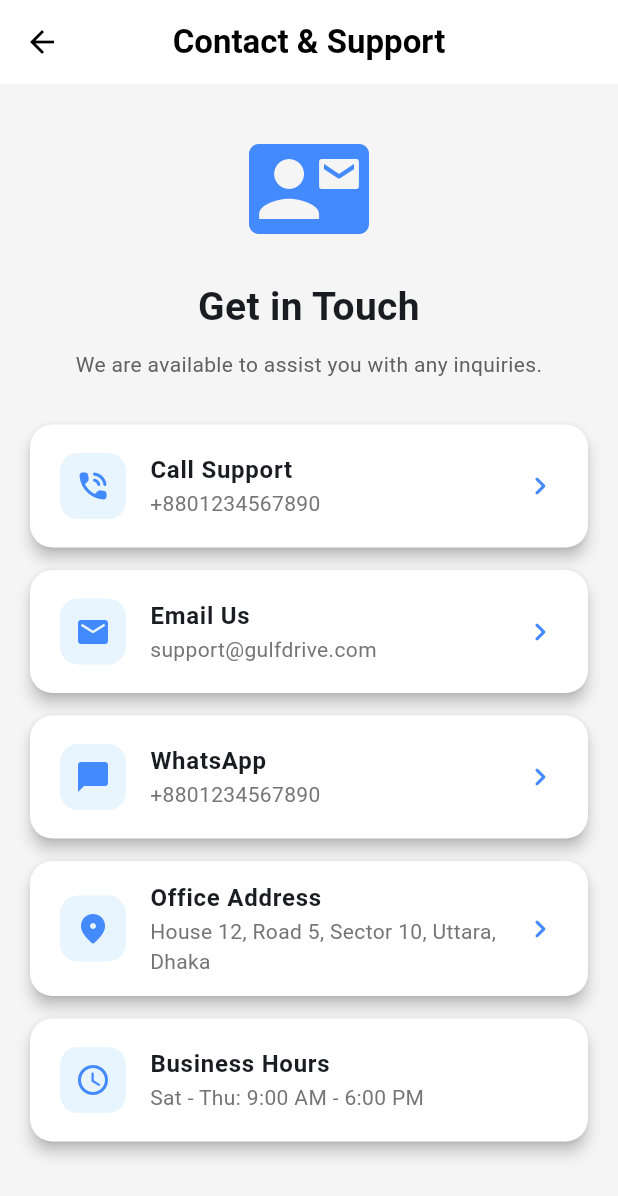
After one commit to HASANALBANNA2024/gulfdrive, a Flutter app: the ContactUsPage screen opened directly, on a phone screen of 412 x 824 dp. The commit adds this screen. Shown: the top 1196 px of the screen. Run offline on Flutter 3.47's test engine with Material 3 defaults, Android fonts, the phone set to English and light mode, and no system bars; our stand-ins replace supabase_flutter; accounts and stored records are empty.

Commit message:
Contact & Support Page Screen ui done

```diff
--- a/lib/widgets/app_menu.dart
+++ b/lib/widgets/app_menu.dart
@@ -1,4 +1,5 @@
 import 'package:flutter/material.dart';
+import 'package:gulfdrive/widgets/contact_us_page.dart';
 import 'package:gulfdrive/widgets/terms_conditions_page.dart';
 
 import '../abouts/about_screen.dart';
@@ -62,8 +63,12 @@ class AppMenu extends StatelessWidget {
           ],
         ),
         _buildListTile(context, "Pricing", Icons.price_change, () {}),
-        _buildListTile(context, "Support", Icons.support_agent, () {}),
-        _buildListTile(context, "Contact", Icons.contact_mail, () {}),
+        // _buildListTile(context, "Support", Icons.support_agent, () {}),
+        _buildListTile(context, "Contact", Icons.contact_mail, () {
+          Navigator.of(context, rootNavigator: true).push(
+            MaterialPageRoute(builder: (context) => const ContactUsPage()),
+          );
+        }),
         _buildListTile(context, "FAQ", Icons.question_answer, () {}),
         ValueListenableBuilder<ThemeMode>(
           valueListenable: themeNotifier,
--- /dev/null
+++ b/lib/widgets/contact_us_page.dart
@@ -0,0 +1,142 @@
+import 'package:flutter/material.dart';
+import 'package:url_launcher/url_launcher.dart';
+
+class ContactUsPage extends StatelessWidget {
+  const ContactUsPage({super.key});
+
+  Future<void> _launchUrl(String url) async {
+    final Uri uri = Uri.parse(url);
+    if (!await launchUrl(uri, mode: LaunchMode.externalApplication)) {
+      throw 'Could not launch $url';
+    }
+  }
+
+  @override
+  Widget build(BuildContext context) {
+    final isDarkMode = Theme.of(context).brightness == Brightness.dark;
+
+    return Scaffold(
+      appBar: AppBar(
+        title: const Text(
+          "Contact & Support",
+          style: TextStyle(fontWeight: FontWeight.bold),
+        ),
+        centerTitle: true,
+      ),
+      body: Center(
+        child: ConstrainedBox(
+          constraints: const BoxConstraints(maxWidth: 600),
+          child: ListView(
+            padding: const EdgeInsets.all(20),
+            children: [
+              const SizedBox(height: 10),
+
+              /// Icon Card
+              Icon(
+                Icons.contact_mail_rounded,
+                size: 80,
+                color: Colors.blueAccent,
+              ),
+              const SizedBox(height: 20),
+
+              const Text(
+                "Get in Touch",
+                textAlign: TextAlign.center,
+                style: TextStyle(fontSize: 26, fontWeight: FontWeight.bold),
+              ),
+              const SizedBox(height: 10),
+              Text(
+                "We are available to assist you with any inquiries.",
+                textAlign: TextAlign.center,
+                style: TextStyle(
+                  color: isDarkMode ? Colors.grey[400] : Colors.grey[700],
+                ),
+              ),
+              const SizedBox(height: 30),
+
+              /// Icon Card
+              _buildContactCard(
+                Icons.phone_in_talk_rounded,
+                "Call Support",
+                "+8801234567890",
+                () => _launchUrl("tel:+8801234567890"),
+                isDarkMode,
+              ),
+              _buildContactCard(
+                Icons.email_rounded,
+                "Email Us",
+                "support@gulfdrive.com",
+                () => _launchUrl("mailto:support@gulfdrive.com"),
+                isDarkMode,
+              ),
+              _buildContactCard(
+                Icons.chat_bubble_rounded,
+                "WhatsApp",
+                "+8801234567890",
+                () => _launchUrl("https://wa.me/8801234567890"),
+                isDarkMode,
+              ),
+              _buildContactCard(
+                Icons.place_rounded,
+                "Office Address",
+                "House 12, Road 5, Sector 10, Uttara, Dhaka",
+                () => _launchUrl(
+                  "https://www.google.com/maps/search/?api=1&query=Uttara+Sector+10+Dhaka",
+                ),
+                isDarkMode,
+              ),
+              _buildContactCard(
+                Icons.schedule_rounded,
+                "Business Hours",
+                "Sat - Thu: 9:00 AM - 6:00 PM",
+                null,
+                isDarkMode,
+              ),
+            ],
+          ),
+        ),
+      ),
+    );
+  }
+
+  Widget _buildContactCard(
+    IconData icon,
+    String label,
+    String value,
+    VoidCallback? onTap,
+    bool isDarkMode,
+  ) {
+    return Card(
+      elevation: 4,
+      shape: RoundedRectangleBorder(borderRadius: BorderRadius.circular(15)),
+      margin: const EdgeInsets.only(bottom: 15),
+      color: isDarkMode ? Colors.grey[850] : Colors.white,
+      child: ListTile(
+        contentPadding: const EdgeInsets.symmetric(horizontal: 20, vertical: 5),
+        leading: Container(
+          padding: const EdgeInsets.all(10),
+          decoration: BoxDecoration(
+            color: Colors.blue.withOpacity(0.1),
+            borderRadius: BorderRadius.circular(12),
+          ),
+          child: Icon(icon, color: Colors.blueAccent),
+        ),
+        title: Text(
+          label,
+          style: const TextStyle(fontWeight: FontWeight.bold, fontSize: 16),
+        ),
+        subtitle: Text(
+          value,
+          style: TextStyle(
+            fontSize: 14,
+            color: isDarkMode ? Colors.grey[400] : Colors.grey[600],
+          ),
+        ),
+        trailing: onTap != null
+            ? Icon(Icons.chevron_right_rounded, color: Colors.blueAccent)
+            : null,
+        onTap: onTap,
+      ),
+    );
+  }
+}
```
